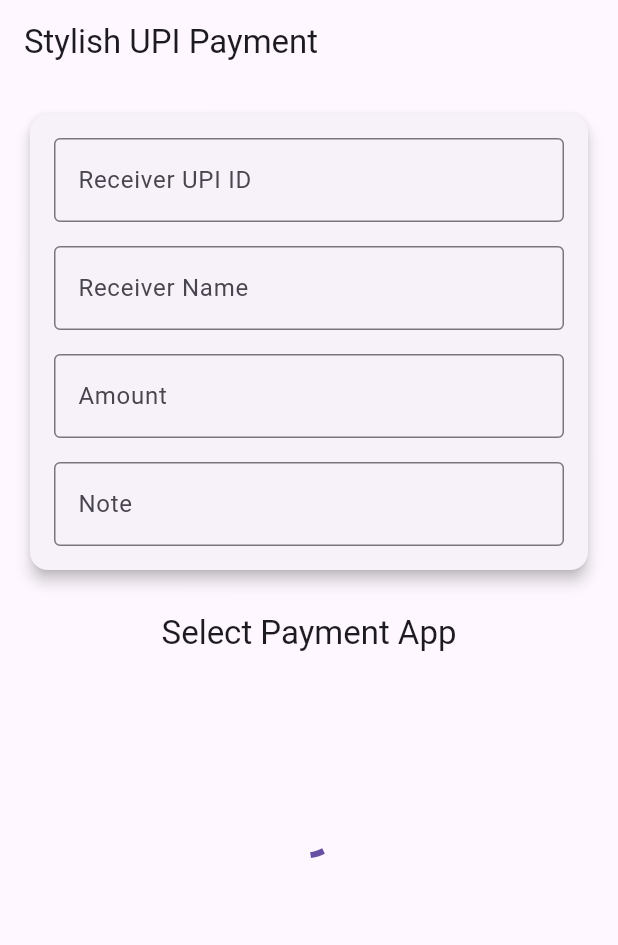
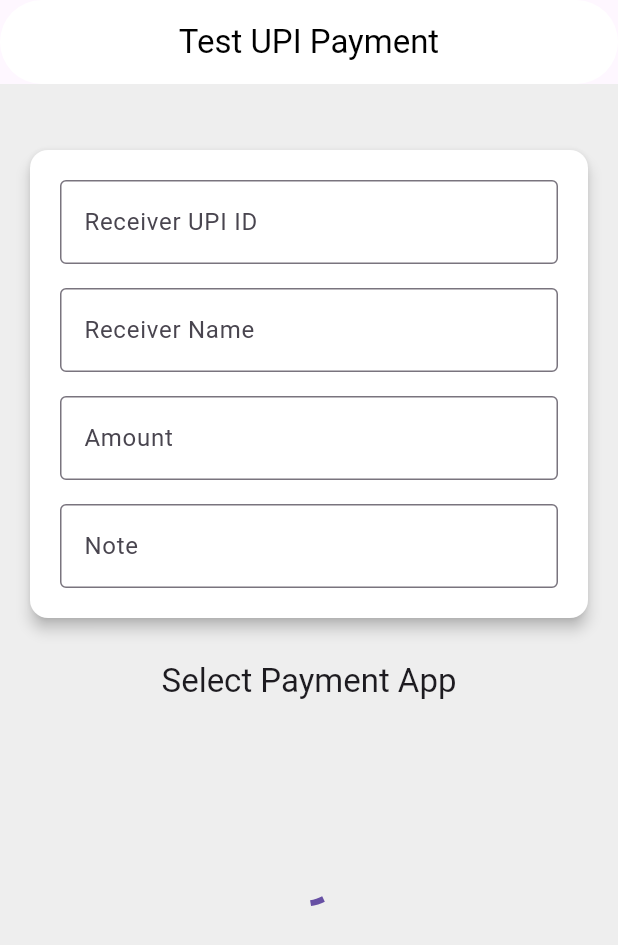
Before and after one commit to ikrishnag/test-upi-integration, a Flutter app: the screen it shows after launch, on a phone screen of 412 x 824 dp. Shown: the top 945 px of the screen. Run offline on Flutter 3.47's test engine with Material 3 defaults, Android fonts, the phone set to English and light mode, and no system bars; missing offline and left inert: upi_india.

Commit message:
fix ui changes.

```diff
--- a/lib/home_page.dart
+++ b/lib/home_page.dart
@@ -79,6 +79,8 @@
             child: Padding(
               padding: const EdgeInsets.all(10.0),
               child: Card(
+                color: Colors.white,
+                surfaceTintColor: Colors.white,
                 elevation: 4,
                 child: Column(
                   mainAxisAlignment: MainAxisAlignment.center,
@@ -140,20 +142,35 @@
   Widget build(BuildContext context) {
     return Scaffold(
       appBar: AppBar(
-        title: const Text('Stylish UPI Payment'),
-        elevation: 0,
+        shape: const RoundedRectangleBorder(
+          borderRadius: BorderRadius.all(
+            Radius.circular(50),
           ),
-      body: SingleChildScrollView(
+        ),
+        backgroundColor: Colors.white,
+        foregroundColor: const Color.fromARGB(255, 0, 0, 0),
+        surfaceTintColor: Colors.white,
+        shadowColor: const Color.fromARGB(255, 88, 88, 88),
+        title: const Text('Test UPI Payment'),
+        centerTitle: true,
+      ),
+      body: Container(
+        color: Colors.grey[200],
+        height: double.infinity,
+        child: SingleChildScrollView(
           child: Padding(
             padding: const EdgeInsets.all(16.0),
             child: Column(
               crossAxisAlignment: CrossAxisAlignment.stretch,
               children: <Widget>[
+                const SizedBox(height: 24),
                 // Card for input fields
                 Card(
+                  color: Colors.white,
+                  surfaceTintColor: Colors.white,
                   elevation: 4,
                   child: Padding(
-                  padding: const EdgeInsets.all(16.0),
+                    padding: const EdgeInsets.all(20.0),
                     child: Column(
                       children: [
                         // Receiver UPI ID input
@@ -173,6 +190,7 @@
                             border: OutlineInputBorder(),
                           ),
                         ),
+
                         const SizedBox(height: 16),
                         // Amount input
                         TextField(
@@ -218,6 +236,8 @@
                       if (snapshot.connectionState == ConnectionState.done) {
                         if (snapshot.hasError) {
                           return Card(
+                            color: Colors.white,
+                            surfaceTintColor: Colors.white,
                             child: Padding(
                               padding: const EdgeInsets.all(16.0),
                               child: Text(
@@ -264,6 +284,7 @@
             ),
           ),
         ),
+      ),
     );
   }
 }
--- a/lib/main.dart
+++ b/lib/main.dart
@@ -10,6 +10,7 @@
   @override
   Widget build(BuildContext context) {
     return MaterialApp(
+      debugShowCheckedModeBanner: false,
       title: 'Test UPI',
       theme: ThemeData(
         visualDensity: VisualDensity.adaptivePlatformDensity,
```
Lines whose indentation alone changed are shown as unchanged.
